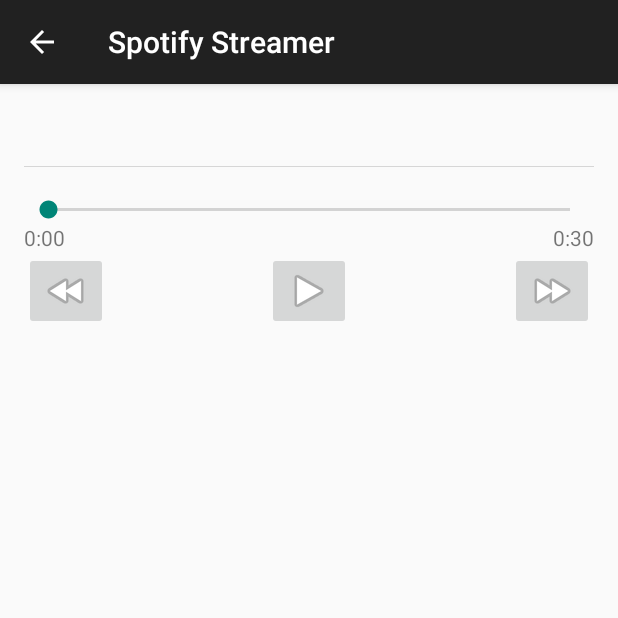
After one commit to HozakaN/Spotify-Streamer, an Android app: the TrackPreviewActivity screen opened directly, with no data from a screen before it, on a phone screen of 412 x 824 dp, the top half of it. The commit adds this screen. Run offline under Robolectric (Android 15) with nearby library versions, the phone set to English and light mode, and no system bars; our stand-ins replace Picasso; libraries missing offline, so code that uses them is left out: kaaes.spotify.webapi.

Commit message:
Add track preview player screen

```diff
--- a/app/src/main/java/com/hozakan/spotifystreamer/ui/activity/ArtistActivity.java
+++ b/app/src/main/java/com/hozakan/spotifystreamer/ui/activity/ArtistActivity.java
@@ -9,11 +9,12 @@ import com.hozakan.spotifystreamer.R;
 import com.hozakan.spotifystreamer.ui.fragment.ListArtistTopTenTracksFragment;
 
 import kaaes.spotify.webapi.android.models.Artist;
+import kaaes.spotify.webapi.android.models.Track;
 
 /**
  * Created by gimbert on 15-06-28.
  */
-public class ArtistActivity extends AppCompatActivity {
+public class ArtistActivity extends AppCompatActivity implements ListArtistTopTenTracksFragment.ListArtistTopTenTracksFragmentCallback {
 
     private static final String ARTIST_ID_EXTRA_KEY = "ARTIST_ID_EXTRA_KEY";
     private static final String ARTIST_NAME_EXTRA_KEY = "ARTIST_NAME_EXTRA_KEY";
@@ -40,4 +41,11 @@ public class ArtistActivity extends AppCompatActivity {
                     .commit();
         }
     }
+
+    @Override
+    public void onTrackClicked(Track track) {
+        startActivity(
+                TrackPreviewActivity.createIntent(
+                        this, getIntent().getStringExtra(ARTIST_NAME_EXTRA_KEY), track));
+    }
 }
--- /dev/null
+++ b/app/src/main/java/com/hozakan/spotifystreamer/ui/activity/TrackPreviewActivity.java
@@ -0,0 +1,62 @@
+package com.hozakan.spotifystreamer.ui.activity;
+
+import android.content.Context;
+import android.content.Intent;
+import android.os.Bundle;
+import android.support.v7.app.AppCompatActivity;
+
+import com.hozakan.spotifystreamer.R;
+import com.hozakan.spotifystreamer.ui.fragment.TrackPreviewFragment;
+
+import kaaes.spotify.webapi.android.models.Track;
+
+/**
+ * Created by gimbert on 15-06-28.
+ */
+public class TrackPreviewActivity extends AppCompatActivity {
+
+    private static final String ARTIST_NAME_EXTRA_KEY = "ARTIST_NAME_EXTRA_KEY";
+    private static final String ALBUM_NAME_EXTRA_KEY = "ALBUM_NAME_EXTRA_KEY";
+    private static final String ALBUM_ARTWORK_URL_EXTRA_KEY = "ALBUM_ARTWORK_URL_EXTRA_KEY";
+    private static final String TRACK_NAME_EXTRA_KEY = "TRACK_NAME_EXTRA_KEY";
+    private static final String TRACK_DURACTION_EXTRA_KEY = "TRACK_DURACTION_EXTRA_KEY";
+    private static final String TRACK_PREVIEW_URL_EXTRA_KEY = "TRACK_PREVIEW_URL_EXTRA_KEY";
+
+    public static Intent createIntent(
+            Context context,
+            final String artistName,
+            final Track track) {
+        Intent intent = new Intent(context, TrackPreviewActivity.class);
+        intent.putExtra(ARTIST_NAME_EXTRA_KEY, artistName);
+        intent.putExtra(ALBUM_NAME_EXTRA_KEY, track.album.name);
+        if (track.album.images != null && track.album.images.size() > 0) {
+            intent.putExtra(ALBUM_ARTWORK_URL_EXTRA_KEY, track.album.images.get(0).url);
+        }
+        intent.putExtra(TRACK_NAME_EXTRA_KEY, track.name);
+        intent.putExtra(TRACK_DURACTION_EXTRA_KEY, track.duration_ms);
+        intent.putExtra(TRACK_PREVIEW_URL_EXTRA_KEY, track.preview_url);
+        return intent;
+    }
+
+    @Override
+    protected void onCreate(Bundle savedInstanceState) {
+        super.onCreate(savedInstanceState);
+        setContentView(R.layout.activity_track);
+
+        if (savedInstanceState == null) {
+            Intent intent = getIntent();
+            getFragmentManager()
+                    .beginTransaction()
+                    .replace(R.id.container, TrackPreviewFragment
+                            .newInstance(
+                                    intent.getStringExtra(ARTIST_NAME_EXTRA_KEY),
+                                    intent.getStringExtra(ALBUM_NAME_EXTRA_KEY),
+                                    intent.getStringExtra(ALBUM_ARTWORK_URL_EXTRA_KEY),
+                                    intent.getStringExtra(TRACK_NAME_EXTRA_KEY),
+                                    intent.getLongExtra(TRACK_DURACTION_EXTRA_KEY, 0),
+                                    intent.getStringExtra(TRACK_PREVIEW_URL_EXTRA_KEY)
+                            ))
+                    .commit();
+        }
+    }
+}
--- a/app/src/main/java/com/hozakan/spotifystreamer/ui/fragment/ListArtistTopTenTracksFragment.java
+++ b/app/src/main/java/com/hozakan/spotifystreamer/ui/fragment/ListArtistTopTenTracksFragment.java
@@ -1,5 +1,6 @@
 package com.hozakan.spotifystreamer.ui.fragment;
 
+import android.app.Activity;
 import android.app.Fragment;
 import android.os.Bundle;
 import android.support.annotation.Nullable;
@@ -7,6 +8,7 @@ import android.text.TextUtils;
 import android.view.LayoutInflater;
 import android.view.View;
 import android.view.ViewGroup;
+import android.widget.AdapterView;
 import android.widget.ListView;
 import android.widget.Toast;
 
@@ -24,6 +26,10 @@ import kaaes.spotify.webapi.android.models.Tracks;
  */
 public class ListArtistTopTenTracksFragment extends Fragment implements ArtistTopTenTracksTask.ArtistTopTenTracksTaskCallback {
 
+    public interface ListArtistTopTenTracksFragmentCallback {
+        void onTrackClicked(Track track);
+    }
+
     private static final String ARTIST_ID_EXTRA_KEY = "ARTIST_ID_EXTRA_KEY";
     private static String sRetainedArtistId;
     private static Tracks sRetainedTracks;
@@ -39,8 +45,21 @@ public class ListArtistTopTenTracksFragment extends Fragment implements ArtistTo
     private ListView mListView;
     private ArtistTopTenTracksAdapter mAdapter;
     private ArtistTopTenTracksTask mTask;
+    private ListArtistTopTenTracksFragmentCallback mCallback;
 
     private String mArtistId;
+
+    @Override
+    public void onAttach(Activity activity) {
+        super.onAttach(activity);
+        this.mCallback = (ListArtistTopTenTracksFragmentCallback) activity;
+    }
+
+    @Override
+    public void onDetach() {
+        this.mCallback = null;
+        super.onDetach();
+    }
 
     @Override
     public void onCreate(Bundle savedInstanceState) {
@@ -62,7 +81,14 @@ public class ListArtistTopTenTracksFragment extends Fragment implements ArtistTo
         super.onViewCreated(view, savedInstanceState);
         mAdapter = new ArtistTopTenTracksAdapter(getActivity(), new ArrayList<Track>());
         mListView.setAdapter(mAdapter);
-
+        mListView.setOnItemClickListener(new AdapterView.OnItemClickListener() {
+            @Override
+            public void onItemClick(AdapterView<?> parent, View view, int position, long id) {
+                if (mCallback != null) {
+                    mCallback.onTrackClicked(mAdapter.getItem(position));
+                }
+            }
+        });
         if (savedInstanceState != null
                 && savedInstanceState.containsKey(ARTIST_ID_EXTRA_KEY)
                 && savedInstanceState.get(ARTIST_ID_EXTRA_KEY).equals(sRetainedArtistId)) {
--- a/app/src/main/java/com/hozakan/spotifystreamer/ui/fragment/SearchArtistFragment.java
+++ b/app/src/main/java/com/hozakan/spotifystreamer/ui/fragment/SearchArtistFragment.java
@@ -2,10 +2,12 @@ package com.hozakan.spotifystreamer.ui.fragment;
 
 import android.app.Activity;
 import android.app.Fragment;
+import android.os.Build;
 import android.os.Bundle;
 import android.support.annotation.Nullable;
 import android.text.Editable;
 import android.text.TextWatcher;
+import android.util.Config;
 import android.view.LayoutInflater;
 import android.view.View;
 import android.view.ViewGroup;
@@ -14,6 +16,7 @@ import android.widget.EditText;
 import android.widget.ListView;
 import android.widget.Toast;
 
+import com.hozakan.spotifystreamer.BuildConfig;
 import com.hozakan.spotifystreamer.R;
 import com.hozakan.spotifystreamer.task.SearchArtistsTask;
 import com.hozakan.spotifystreamer.ui.adapter.ArtistsListAdapter;
@@ -102,6 +105,8 @@ public class SearchArtistFragment extends Fragment implements SearchArtistsTask.
         });
         if (savedInstanceState != null && savedInstanceState.containsKey(SEARCH_TERM_KEY)) {
             mEtSearch.setText(savedInstanceState.getString(SEARCH_TERM_KEY));
+        } else if (BuildConfig.DEBUG) {
+            mEtSearch.setText("Coldplay");
         }
     }
 
--- /dev/null
+++ b/app/src/main/java/com/hozakan/spotifystreamer/ui/fragment/TrackPreviewFragment.java
@@ -0,0 +1,135 @@
+package com.hozakan.spotifystreamer.ui.fragment;
+
+import android.app.Fragment;
+import android.os.Bundle;
+import android.support.annotation.Nullable;
+import android.util.Log;
+import android.view.LayoutInflater;
+import android.view.View;
+import android.view.ViewGroup;
+import android.widget.Button;
+import android.widget.ImageButton;
+import android.widget.ImageView;
+import android.widget.LinearLayout;
+import android.widget.ProgressBar;
+import android.widget.SeekBar;
+import android.widget.TextView;
+
+import com.hozakan.spotifystreamer.R;
+import com.squareup.picasso.Callback;
+import com.squareup.picasso.Picasso;
+
+/**
+ * Created by gimbert on 15-06-28.
+ */
+public class TrackPreviewFragment extends Fragment {
+
+    private static final String TAG = TrackPreviewFragment.class.getSimpleName();
+
+    private static final String ARTIST_NAME_ARG_KEY = "ARTIST_NAME_ARG_KEY";
+    private static final String ALBUM_NAME_ARG_KEY = "ALBUM_NAME_ARG_KEY";
+    private static final String ALBUM_ARTWORK_URL_ARG_KEY = "ALBUM_ARTWORK_URL_ARG_KEY";
+    private static final String TRACK_NAME_ARG_KEY = "TRACK_NAME_ARG_KEY";
+    private static final String TRACK_DURACTION_ARG_KEY = "TRACK_DURACTION_ARG_KEY";
+    private static final String TRACK_PREVIEW_URL_ARG_KEY = "TRACK_PREVIEW_URL_ARG_KEY";
+
+    public static TrackPreviewFragment newInstance(
+            String artistName,
+            String albumName,
+            String albumArtworkUrl,
+            String trackName,
+            long trackDurationMs,
+            String trackPreviewUrl) {
+        TrackPreviewFragment fragment = new TrackPreviewFragment();
+        Bundle args = new Bundle();
+        args.putString(ARTIST_NAME_ARG_KEY, artistName);
+        args.putString(ALBUM_NAME_ARG_KEY, albumName);
+        args.putString(ALBUM_ARTWORK_URL_ARG_KEY, albumArtworkUrl);
+        args.putString(TRACK_NAME_ARG_KEY, trackName);
+        args.putLong(TRACK_DURACTION_ARG_KEY, trackDurationMs);
+        args.putString(TRACK_PREVIEW_URL_ARG_KEY, trackPreviewUrl);
+        fragment.setArguments(args);
+        return fragment;
+    }
+
+    private TextView mEtArtistName;
+    private TextView mEtAlbumTitle;
+    private ImageView mIvAlbumPicture;
+    private TextView mEtTrackTitle;
+    private SeekBar mPbPreview;
+    private TextView mEtCurrentMoment;
+    private TextView mEtLastMoment;
+    private ImageButton mButtonBack;
+    private ImageButton mButtonPlayPause;
+    private ImageButton mButtonNext;
+
+    @Nullable
+    @Override
+    public View onCreateView(LayoutInflater inflater, ViewGroup container, Bundle savedInstanceState) {
+        View rootView = LayoutInflater.from(getActivity()).inflate(R.layout.fragment_track_preview, container, false);
+        mEtArtistName = (TextView)rootView.findViewById(R.id.et_artist_name);
+        mEtAlbumTitle = (TextView) rootView.findViewById(R.id.et_album_title);
+        mIvAlbumPicture = (ImageView) rootView.findViewById(R.id.iv_album_picture);
+        mEtTrackTitle = (TextView) rootView.findViewById(R.id.et_track_title);
+        mPbPreview = (SeekBar) rootView.findViewById(R.id.sb_preview);
+        mEtCurrentMoment = (TextView) rootView.findViewById(R.id.et_current_moment);
+        mEtLastMoment = (TextView) rootView.findViewById(R.id.et_last_moment);
+        mButtonBack = (ImageButton) rootView.findViewById(R.id.button_backward);
+        mButtonPlayPause = (ImageButton) rootView.findViewById(R.id.button_play_pause);
+        mButtonNext = (ImageButton) rootView.findViewById(R.id.button_forward);
+        return rootView;
+    }
+
+    @Override
+    public void onViewCreated(View view, Bundle savedInstanceState) {
+        super.onViewCreated(view, savedInstanceState);
+        final Bundle args = getArguments();
+        mEtArtistName.setText(args.getString(ARTIST_NAME_ARG_KEY));
+        mEtAlbumTitle.setText(args.getString(ALBUM_NAME_ARG_KEY));
+        Picasso.with(getActivity())
+                .load(args.getString(ALBUM_ARTWORK_URL_ARG_KEY))
+                .into(mIvAlbumPicture, new Callback() {
+                    @Override
+                    public void onSuccess() {
+                        mIvAlbumPicture.post(new Runnable() {
+                            @Override
+                            public void run() {
+                                LinearLayout.LayoutParams params =
+                                        new LinearLayout.LayoutParams(mIvAlbumPicture.getWidth(), mIvAlbumPicture.getWidth());
+                                mIvAlbumPicture.setLayoutParams(params);
+                            }
+                        });
+                    }
+
+                    @Override
+                    public void onError() {
+
+                    }
+                });
+        mEtTrackTitle.setText(args.getString(TRACK_NAME_ARG_KEY));
+        mPbPreview.setIndeterminate(false);
+        mPbPreview.setMax((int) (args.getLong(TRACK_DURACTION_ARG_KEY) / 1000));
+        mPbPreview.setProgress(0);
+        mPbPreview.setEnabled(true);
+        mEtCurrentMoment.setText("0:00");
+        mEtLastMoment.setText("0:30");
+        mButtonBack.setOnClickListener(new View.OnClickListener() {
+            @Override
+            public void onClick(View v) {
+                Log.d(TAG, "Button back clicked");
+            }
+        });
+        mButtonPlayPause.setOnClickListener(new View.OnClickListener() {
+            @Override
+            public void onClick(View v) {
+                Log.d(TAG, "Button play pause clicked");
+            }
+        });
+        mButtonNext.setOnClickListener(new View.OnClickListener() {
+            @Override
+            public void onClick(View v) {
+                Log.d(TAG, "Button next clicked");
+            }
+        });
+    }
+}
--- /dev/null
+++ b/app/src/main/res/layout/activity_track.xml
@@ -0,0 +1,12 @@
+<?xml version="1.0" encoding="utf-8"?>
+<LinearLayout xmlns:android="http://schemas.android.com/apk/res/android"
+              android:orientation="vertical"
+              android:layout_width="match_parent"
+              android:layout_height="match_parent">
+
+    <FrameLayout
+        android:id="@+id/container"
+        android:layout_width="match_parent"
+        android:layout_height="match_parent" />
+
+</LinearLayout>
--- /dev/null
+++ b/app/src/main/res/layout/fragment_track_preview.xml
@@ -0,0 +1,95 @@
+<?xml version="1.0" encoding="utf-8"?>
+<ScrollView xmlns:android="http://schemas.android.com/apk/res/android"
+    android:layout_width="match_parent"
+    android:layout_height="match_parent">
+
+    <LinearLayout
+        android:orientation="vertical"
+        android:layout_width="match_parent"
+        android:layout_height="match_parent"
+        android:gravity="center_horizontal"
+        android:layout_marginTop="16dp">
+
+        <TextView
+            android:id="@+id/et_artist_name"
+            android:layout_width="wrap_content"
+            android:layout_height="wrap_content"/>
+
+        <TextView
+            android:id="@+id/et_album_title"
+            android:layout_width="wrap_content"
+            android:layout_height="wrap_content"/>
+
+        <ImageView
+            android:id="@+id/iv_album_picture"
+            android:layout_width="match_parent"
+            android:layout_height="wrap_content"
+            android:layout_marginLeft="16dp"
+            android:layout_marginRight="16dp"
+            android:scaleType="centerCrop" />
+
+        <TextView
+            android:id="@+id/et_track_title"
+            android:layout_width="wrap_content"
+            android:layout_height="wrap_content"/>
+
+        <SeekBar
+            android:id="@+id/sb_preview"
+            android:layout_width="match_parent"
+            android:layout_height="wrap_content"
+            android:layout_marginLeft="16dp"
+            android:layout_marginRight="16dp"
+            android:layout_gravity="center_horizontal"/>
+
+        <RelativeLayout
+            android:layout_width="match_parent"
+            android:layout_height="wrap_content"
+            android:paddingLeft="16dp"
+            android:paddingRight="16dp">
+
+            <TextView
+                android:id="@+id/et_current_moment"
+                android:layout_width="wrap_content"
+                android:layout_height="wrap_content"
+                android:layout_alignParentLeft="true"
+                android:textAppearance="?android:attr/textAppearanceSmall" />
+
+            <TextView
+                android:id="@+id/et_last_moment"
+                android:layout_width="wrap_content"
+                android:layout_height="wrap_content"
+                android:layout_alignParentRight="true"
+                android:textAppearance="?android:attr/textAppearanceSmall" />
+
+        </RelativeLayout>
+
+        <RelativeLayout
+            android:layout_width="match_parent"
+            android:layout_height="wrap_content"
+            android:paddingLeft="16dp"
+            android:paddingRight="16dp">
+
+            <ImageButton
+                android:id="@+id/button_backward"
+                android:layout_width="wrap_content"
+                android:layout_height="wrap_content"
+                android:layout_alignParentLeft="true"
+                android:src="@android:drawable/ic_media_rew" />
+
+            <ImageButton
+                android:id="@+id/button_play_pause"
+                android:layout_width="wrap_content"
+                android:layout_height="wrap_content"
+                android:layout_centerHorizontal="true"
+                android:src="@android:drawable/ic_media_play" />
+
+            <ImageButton
+                android:id="@+id/button_forward"
+                android:layout_width="wrap_content"
+                android:layout_height="wrap_content"
+                android:layout_alignParentRight="true"
+                android:src="@android:drawable/ic_media_ff" />
+
+        </RelativeLayout>
+    </LinearLayout>
+</ScrollView>
```
Also changed, not shown: app/src/main/AndroidManifest.xml (+11 -0 lines).
